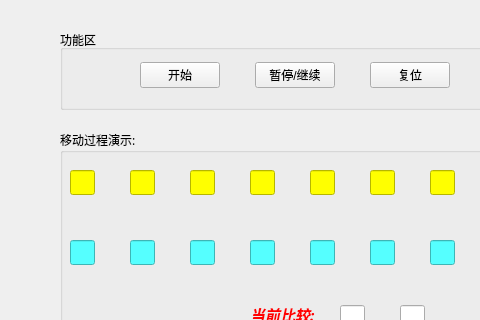
The window that sequniview.ui (Billxkk/-) describes before a commit, drawn with Qt 5; both pictures show x 0 to 480 and y 0 to 320 of the 800 by 764 pixel window.
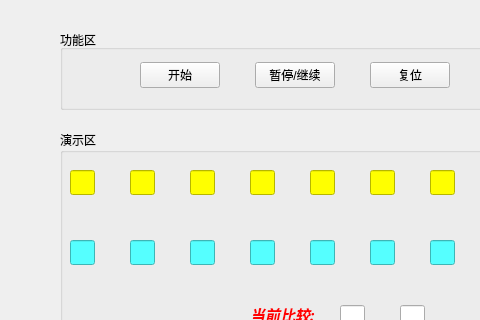
The same window after the commit.

```diff
--- a/sequniview.ui
+++ b/sequniview.ui
@@ -48,7 +48,7 @@
      <string notr="true">font: 9pt &quot;Agency FB&quot;;</string>
     </property>
     <property name="title">
-     <string>移动过程演示:</string>
+     <string>演示区</string>
     </property>
     <widget class="QLineEdit" name="lineEdit_1">
      <property name="geometry">
```
